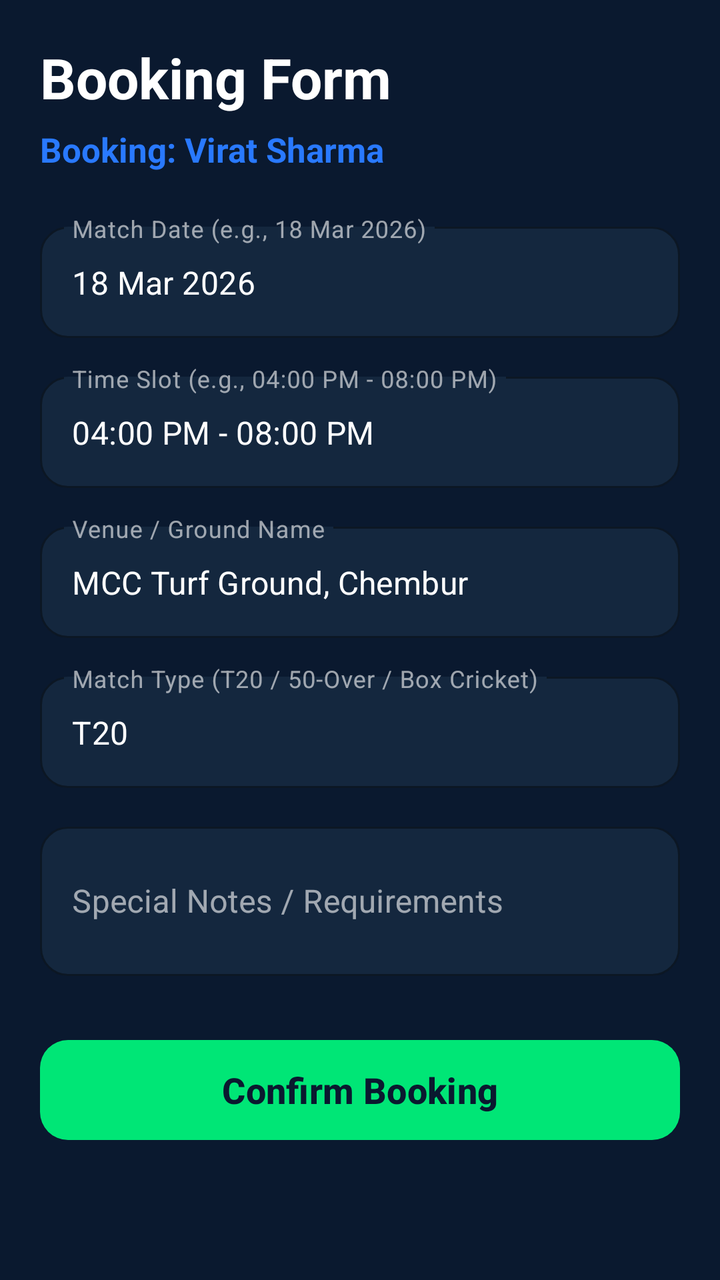
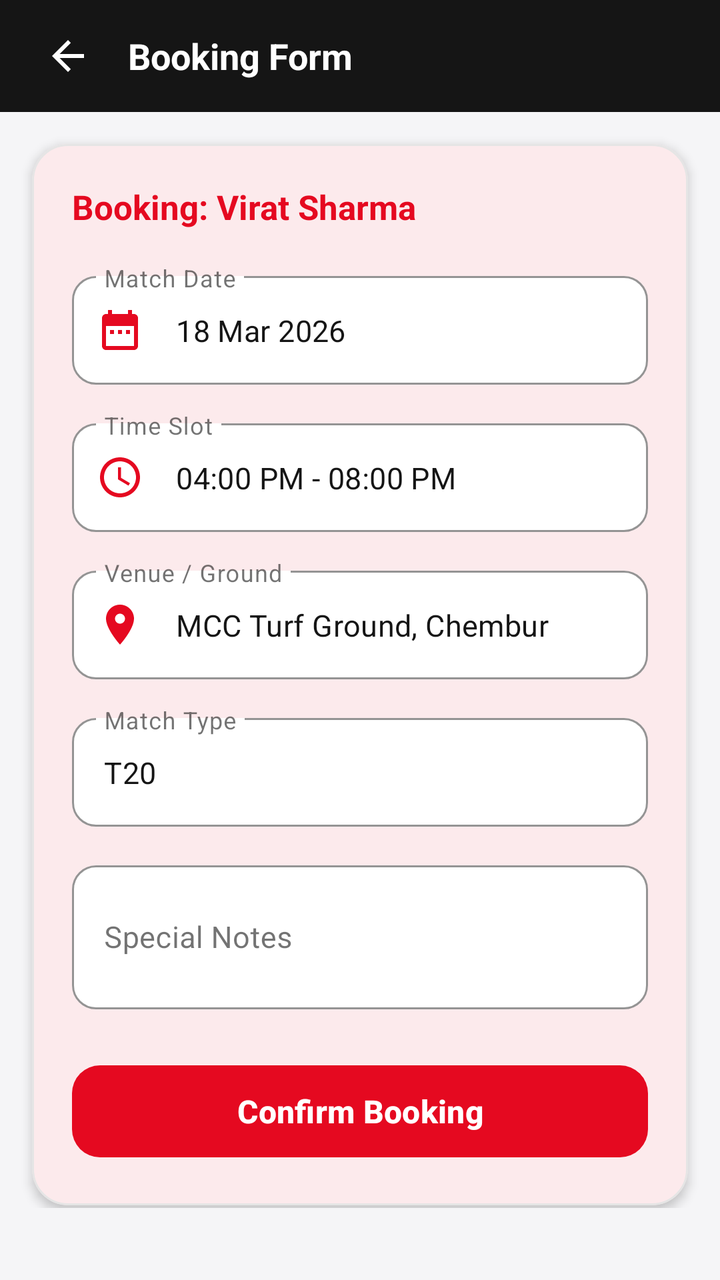

Compare the two renders of this Android layout. The source of the first and the diff that turns it into the second are given below.
<!-- AndroidManifest.xml: application theme Theme.TwelveMan -->
<!-- res/layout/fragment_booking_form.xml -->
<?xml version="1.0" encoding="utf-8"?>
<ScrollView xmlns:android="http://schemas.android.com/apk/res/android"
    xmlns:app="http://schemas.android.com/apk/res-auto"
    android:layout_width="match_parent"
    android:layout_height="match_parent"
    android:background="@color/bg_light"
    android:clipToPadding="false"
    android:fillViewport="true"
    android:paddingBottom="36dp">

    <LinearLayout
        android:layout_width="match_parent"
        android:layout_height="wrap_content"
        android:orientation="vertical"
        android:padding="20dp">

        <TextView
            android:id="@+id/tvFormTitle"
            android:layout_width="wrap_content"
            android:layout_height="wrap_content"
            android:text="Booking Form"
            android:textColor="@color/text_primary"
            android:textSize="28sp"
            android:textStyle="bold" />

        <TextView
            android:id="@+id/tvTargetItemName"
            android:layout_width="wrap_content"
            android:layout_height="wrap_content"
            android:layout_marginTop="6dp"
            android:text="Booking: Virat Sharma"
            android:textColor="@color/accent_blue"
            android:textSize="17sp"
            android:textStyle="bold" />

        <com.google.android.material.textfield.TextInputLayout
            style="@style/Widget.MaterialComponents.TextInputLayout.OutlinedBox"
            android:layout_width="match_parent"
            android:layout_height="wrap_content"
            android:layout_marginTop="22dp"
            android:hint="Match Date (e.g., 18 Mar 2026)"
            app:boxBackgroundColor="@color/surface_white"
            app:boxCornerRadiusBottomEnd="14dp"
            app:boxCornerRadiusBottomStart="14dp"
            app:boxCornerRadiusTopEnd="14dp"
            app:boxCornerRadiusTopStart="14dp"
            app:boxStrokeColor="@color/accent_green"
            app:hintTextColor="@color/accent_green">

            <com.google.android.material.textfield.TextInputEditText
                android:id="@+id/etBookingDate"
                android:layout_width="match_parent"
                android:layout_height="wrap_content"
                android:imeOptions="actionNext"
                android:singleLine="true"
                android:text="18 Mar 2026"
                android:textColor="@color/text_primary"
                android:textSize="16sp" />
        </com.google.android.material.textfield.TextInputLayout>

        <com.google.android.material.textfield.TextInputLayout
            style="@style/Widget.MaterialComponents.TextInputLayout.OutlinedBox"
            android:layout_width="match_parent"
            android:layout_height="wrap_content"
            android:layout_marginTop="14dp"
            android:hint="Time Slot (e.g., 04:00 PM - 08:00 PM)"
            app:boxBackgroundColor="@color/surface_white"
            app:boxCornerRadiusBottomEnd="14dp"
            app:boxCornerRadiusBottomStart="14dp"
            app:boxCornerRadiusTopEnd="14dp"
            app:boxCornerRadiusTopStart="14dp"
            app:boxStrokeColor="@color/accent_green"
            app:hintTextColor="@color/accent_green">

            <com.google.android.material.textfield.TextInputEditText
                android:id="@+id/etTimeSlot"
                android:layout_width="match_parent"
                android:layout_height="wrap_content"
                android:imeOptions="actionNext"
                android:singleLine="true"
                android:text="04:00 PM - 08:00 PM"
                android:textColor="@color/text_primary"
                android:textSize="16sp" />
        </com.google.android.material.textfield.TextInputLayout>

        <com.google.android.material.textfield.TextInputLayout
            style="@style/Widget.MaterialComponents.TextInputLayout.OutlinedBox"
            android:layout_width="match_parent"
            android:layout_height="wrap_content"
            android:layout_marginTop="14dp"
            android:hint="Venue / Ground Name"
            app:boxBackgroundColor="@color/surface_white"
            app:boxCornerRadiusBottomEnd="14dp"
            app:boxCornerRadiusBottomStart="14dp"
            app:boxCornerRadiusTopEnd="14dp"
            app:boxCornerRadiusTopStart="14dp"
            app:boxStrokeColor="@color/accent_green"
            app:hintTextColor="@color/accent_green">

            <com.google.android.material.textfield.TextInputEditText
                android:id="@+id/etVenue"
                android:layout_width="match_parent"
                android:layout_height="wrap_content"
                android:imeOptions="actionNext"
                android:singleLine="true"
                android:text="MCC Turf Ground, Chembur"
                android:textColor="@color/text_primary"
                android:textSize="16sp" />
        </com.google.android.material.textfield.TextInputLayout>

        <com.google.android.material.textfield.TextInputLayout
            style="@style/Widget.MaterialComponents.TextInputLayout.OutlinedBox"
            android:layout_width="match_parent"
            android:layout_height="wrap_content"
            android:layout_marginTop="14dp"
            android:hint="Match Type (T20 / 50-Over / Box Cricket)"
            app:boxBackgroundColor="@color/surface_white"
            app:boxCornerRadiusBottomEnd="14dp"
            app:boxCornerRadiusBottomStart="14dp"
            app:boxCornerRadiusTopEnd="14dp"
            app:boxCornerRadiusTopStart="14dp"
            app:boxStrokeColor="@color/accent_green"
            app:hintTextColor="@color/accent_green">

            <com.google.android.material.textfield.TextInputEditText
                android:id="@+id/etMatchType"
                android:layout_width="match_parent"
                android:layout_height="wrap_content"
                android:imeOptions="actionNext"
                android:singleLine="true"
                android:text="T20"
                android:textColor="@color/text_primary"
                android:textSize="16sp" />
        </com.google.android.material.textfield.TextInputLayout>

        <com.google.android.material.textfield.TextInputLayout
            style="@style/Widget.MaterialComponents.TextInputLayout.OutlinedBox"
            android:layout_width="match_parent"
            android:layout_height="wrap_content"
            android:layout_marginTop="14dp"
            android:hint="Special Notes / Requirements"
            app:boxBackgroundColor="@color/surface_white"
            app:boxCornerRadiusBottomEnd="14dp"
            app:boxCornerRadiusBottomStart="14dp"
            app:boxCornerRadiusTopEnd="14dp"
            app:boxCornerRadiusTopStart="14dp"
            app:boxStrokeColor="@color/accent_green"
            app:hintTextColor="@color/accent_green">

            <com.google.android.material.textfield.TextInputEditText
                android:id="@+id/etNotes"
                android:layout_width="match_parent"
                android:layout_height="wrap_content"
                android:imeOptions="actionDone"
                android:inputType="textMultiLine"
                android:minLines="2"
                android:textColor="@color/text_primary"
                android:textSize="16sp" />
        </com.google.android.material.textfield.TextInputLayout>

        <com.google.android.material.button.MaterialButton
            android:id="@+id/btnSubmitBooking"
            android:layout_width="match_parent"
            android:layout_height="58dp"
            android:layout_marginTop="28dp"
            android:foreground="?attr/selectableItemBackground"
            android:text="Confirm Booking"
            android:textColor="@color/primary_navy"
            android:textSize="18sp"
            android:textStyle="bold"
            app:backgroundTint="@color/accent_green"
            app:cornerRadius="14dp" />
    </LinearLayout>
</ScrollView>
<!-- resources referenced by this layout -->
<resources>
  <color name="accent_blue">#2979FF</color>
  <color name="accent_green">#00E676</color>
  <color name="bg_light">#0A192F</color>
  <color name="primary_navy">#0A192F</color>
  <color name="surface_white">#14273E</color>
  <color name="text_primary">#FFFFFF</color>
  <style name="Theme.TwelveMan" parent="Theme.Material3.DayNight.NoActionBar">
          
          <item name="colorPrimary">@color/accent_green</item>
          <item name="colorPrimaryVariant">@color/primary_variant</item>
          <item name="colorOnPrimary">@color/primary_navy</item>
          <item name="colorSecondary">@color/accent_gold</item>
          <item name="colorOnSecondary">@color/primary_navy</item>
          <item name="colorTertiary">@color/accent_blue</item>
          <item name="colorOnTertiary">@color/text_white</item>
          <item name="colorSurface">@color/surface_white</item>
          <item name="colorOnSurface">@color/text_primary</item>
          <item name="android:statusBarColor">@color/primary_navy</item>
          <item name="android:navigationBarColor">@color/primary_navy</item>
          <item name="android:windowBackground">@color/bg_light</item>
  
          
          <item name="android:textColorPrimary">@color/text_primary</item>
          <item name="android:textColorSecondary">@color/text_secondary</item>
          <item name="android:textColorHint">@color/text_hint</item>
  
          <item name="textAppearanceHeadlineLarge">@style/TextAppearance.TwelveMan.HeadlineLarge</item>
          <item name="textAppearanceHeadlineMedium">@style/TextAppearance.TwelveMan.HeadlineMedium</item>
          <item name="textAppearanceTitleLarge">@style/TextAppearance.TwelveMan.TitleLarge</item>
          <item name="textAppearanceBodyLarge">@style/TextAppearance.TwelveMan.BodyLarge</item>
          <item name="textAppearanceBodyMedium">@style/TextAppearance.TwelveMan.BodyMedium</item>
      </style>
  <color name="primary_variant">#14273E</color>
  <color name="accent_gold">#FFD700</color>
  <color name="text_white">#FFFFFF</color>
  <color name="text_secondary">#E2E8F0</color>
  <color name="text_hint">#A0AEC0</color>
  <dimen name="text_size_hero">34sp</dimen>
  <dimen name="text_size_body">16sp</dimen>
  <!-- unchanged entries left out for length: 8 -->
</resources>

<!-- the commit's change to res/layout/fragment_booking_form.xml (unified diff, before → after) -->
@@ -1,5 +1,5 @@
 <?xml version="1.0" encoding="utf-8"?>
-<ScrollView xmlns:android="http://schemas.android.com/apk/res/android"
+<androidx.core.widget.NestedScrollView xmlns:android="http://schemas.android.com/apk/res/android"
     xmlns:app="http://schemas.android.com/apk/res-auto"
     android:layout_width="match_parent"
     android:layout_height="match_parent"
@@ -11,164 +11,211 @@
     <LinearLayout
         android:layout_width="match_parent"
         android:layout_height="wrap_content"
-        android:orientation="vertical"
-        android:padding="20dp">
-
-        <TextView
-            android:id="@+id/tvFormTitle"
-            android:layout_width="wrap_content"
-            android:layout_height="wrap_content"
-            android:text="Booking Form"
-            android:textColor="@color/text_primary"
-            android:textSize="28sp"
-            android:textStyle="bold" />
-
-        <TextView
-            android:id="@+id/tvTargetItemName"
-            android:layout_width="wrap_content"
-            android:layout_height="wrap_content"
-            android:layout_marginTop="6dp"
-            android:text="Booking: Virat Sharma"
-            android:textColor="@color/accent_blue"
-            android:textSize="17sp"
-            android:textStyle="bold" />
-
-        <com.google.android.material.textfield.TextInputLayout
-            style="@style/Widget.MaterialComponents.TextInputLayout.OutlinedBox"
+        android:orientation="vertical">
+
+        
+        <LinearLayout
+            android:layout_width="match_parent"
+            android:layout_height="56dp"
+            android:background="@color/header_black"
+            android:gravity="center_vertical"
+            android:orientation="horizontal"
+            android:paddingHorizontal="16dp">
+
+            <ImageView
+                android:id="@+id/ivBookingFormBack"
+                android:layout_width="36dp"
+                android:layout_height="36dp"
+                android:background="?attr/selectableItemBackgroundBorderless"
+                android:clickable="true"
+                android:contentDescription="Back"
+                android:focusable="true"
+                android:padding="6dp"
+                android:src="@drawable/ic_arrow_back"
+                app:tint="@color/pure_white" />
+
+            <TextView
+                android:id="@+id/tvFormTitle"
+                android:layout_width="0dp"
+                android:layout_height="wrap_content"
+                android:layout_marginStart="12dp"
+                android:layout_weight="1"
+                android:text="Booking Form"
+                android:textColor="@color/pure_white"
+                android:textSize="18sp"
+                android:textStyle="bold" />
+        </LinearLayout>
+
+        
+        <com.google.android.material.card.MaterialCardView
             android:layout_width="match_parent"
             android:layout_height="wrap_content"
-            android:layout_marginTop="22dp"
-            android:hint="Match Date (e.g., 18 Mar 2026)"
-            app:boxBackgroundColor="@color/surface_white"
-            app:boxCornerRadiusBottomEnd="14dp"
-            app:boxCornerRadiusBottomStart="14dp"
-            app:boxCornerRadiusTopEnd="14dp"
-            app:boxCornerRadiusTopStart="14dp"
-            app:boxStrokeColor="@color/accent_green"
-            app:hintTextColor="@color/accent_green">
-
-            <com.google.android.material.textfield.TextInputEditText
-                android:id="@+id/etBookingDate"
+            android:layout_marginHorizontal="16dp"
+            android:layout_marginTop="16dp"
+            app:cardBackgroundColor="@color/surface_white"
+            app:cardCornerRadius="18dp"
+            app:cardElevation="3dp"
+            app:strokeColor="@color/border_grey"
+            app:strokeWidth="1dp">
+
+            <LinearLayout
                 android:layout_width="match_parent"
                 android:layout_height="wrap_content"
-                android:imeOptions="actionNext"
-                android:singleLine="true"
-                android:text="18 Mar 2026"
-                android:textColor="@color/text_primary"
-                android:textSize="16sp" />
-        </com.google.android.material.textfield.TextInputLayout>
-
-        <com.google.android.material.textfield.TextInputLayout
-            style="@style/Widget.MaterialComponents.TextInputLayout.OutlinedBox"
-            android:layout_width="match_parent"
-            android:layout_height="wrap_content"
-            android:layout_marginTop="14dp"
-            android:hint="Time Slot (e.g., 04:00 PM - 08:00 PM)"
-            app:boxBackgroundColor="@color/surface_white"
-            app:boxCornerRadiusBottomEnd="14dp"
-            app:boxCornerRadiusBottomStart="14dp"
-            app:boxCornerRadiusTopEnd="14dp"
-            app:boxCornerRadiusTopStart="14dp"
-            app:boxStrokeColor="@color/accent_green"
-            app:hintTextColor="@color/accent_green">
-
-            <com.google.android.material.textfield.TextInputEditText
-                android:id="@+id/etTimeSlot"
-                android:layout_width="match_parent"
-                android:layout_height="wrap_content"
-                android:imeOptions="actionNext"
-                android:singleLine="true"
-                android:text="04:00 PM - 08:00 PM"
-                android:textColor="@color/text_primary"
-                android:textSize="16sp" />
-        </com.google.android.material.textfield.TextInputLayout>
-
-        <com.google.android.material.textfield.TextInputLayout
-            style="@style/Widget.MaterialComponents.TextInputLayout.OutlinedBox"
-            android:layout_width="match_parent"
-            android:layout_height="wrap_content"
-            android:layout_marginTop="14dp"
-            android:hint="Venue / Ground Name"
-            app:boxBackgroundColor="@color/surface_white"
-            app:boxCornerRadiusBottomEnd="14dp"
-            app:boxCornerRadiusBottomStart="14dp"
-            app:boxCornerRadiusTopEnd="14dp"
-            app:boxCornerRadiusTopStart="14dp"
-            app:boxStrokeColor="@color/accent_green"
-            app:hintTextColor="@color/accent_green">
-
-            <com.google.android.material.textfield.TextInputEditText
-                android:id="@+id/etVenue"
-                android:layout_width="match_parent"
-                android:layout_height="wrap_content"
-                android:imeOptions="actionNext"
-                android:singleLine="true"
-                android:text="MCC Turf Ground, Chembur"
-                android:textColor="@color/text_primary"
-                android:textSize="16sp" />
-        </com.google.android.material.textfield.TextInputLayout>
-
-        <com.google.android.material.textfield.TextInputLayout
-            style="@style/Widget.MaterialComponents.TextInputLayout.OutlinedBox"
-            android:layout_width="match_parent"
-            android:layout_height="wrap_content"
-            android:layout_marginTop="14dp"
-            android:hint="Match Type (T20 / 50-Over / Box Cricket)"
-            app:boxBackgroundColor="@color/surface_white"
-            app:boxCornerRadiusBottomEnd="14dp"
-            app:boxCornerRadiusBottomStart="14dp"
-            app:boxCornerRadiusTopEnd="14dp"
-            app:boxCornerRadiusTopStart="14dp"
-            app:boxStrokeColor="@color/accent_green"
-            app:hintTextColor="@color/accent_green">
-
-            <com.google.android.material.textfield.TextInputEditText
-                android:id="@+id/etMatchType"
-                android:layout_width="match_parent"
-                android:layout_height="wrap_content"
-                android:imeOptions="actionNext"
-                android:singleLine="true"
-                android:text="T20"
-                android:textColor="@color/text_primary"
-                android:textSize="16sp" />
-        </com.google.android.material.textfield.TextInputLayout>
-
-        <com.google.android.material.textfield.TextInputLayout
-            style="@style/Widget.MaterialComponents.TextInputLayout.OutlinedBox"
-            android:layout_width="match_parent"
-            android:layout_height="wrap_content"
-            android:layout_marginTop="14dp"
-            android:hint="Special Notes / Requirements"
-            app:boxBackgroundColor="@color/surface_white"
-            app:boxCornerRadiusBottomEnd="14dp"
-            app:boxCornerRadiusBottomStart="14dp"
-            app:boxCornerRadiusTopEnd="14dp"
-            app:boxCornerRadiusTopStart="14dp"
-            app:boxStrokeColor="@color/accent_green"
-            app:hintTextColor="@color/accent_green">
-
-            <com.google.android.material.textfield.TextInputEditText
-                android:id="@+id/etNotes"
-                android:layout_width="match_parent"
-                android:layout_height="wrap_content"
-                android:imeOptions="actionDone"
-                android:inputType="textMultiLine"
-                android:minLines="2"
-                android:textColor="@color/text_primary"
-                android:textSize="16sp" />
-        </com.google.android.material.textfield.TextInputLayout>
-
-        <com.google.android.material.button.MaterialButton
-            android:id="@+id/btnSubmitBooking"
-            android:layout_width="match_parent"
-            android:layout_height="58dp"
-            android:layout_marginTop="28dp"
-            android:foreground="?attr/selectableItemBackground"
-            android:text="Confirm Booking"
-            android:textColor="@color/primary_navy"
-            android:textSize="18sp"
-            android:textStyle="bold"
-            app:backgroundTint="@color/accent_green"
-            app:cornerRadius="14dp" />
+                android:orientation="vertical"
+                android:padding="20dp">
+
+                <TextView
+                    android:id="@+id/tvTargetItemName"
+                    android:layout_width="wrap_content"
+                    android:layout_height="wrap_content"
+                    android:text="Booking: Virat Sharma"
+                    android:textColor="@color/primary_red"
+                    android:textSize="17sp"
+                    android:textStyle="bold" />
+
+                <com.google.android.material.textfield.TextInputLayout
+                    style="@style/Widget.MaterialComponents.TextInputLayout.OutlinedBox"
+                    android:layout_width="match_parent"
+                    android:layout_height="wrap_content"
+                    android:layout_marginTop="18dp"
+                    android:hint="Match Date"
+                    app:boxBackgroundColor="@color/surface_white"
+                    app:boxCornerRadiusBottomEnd="12dp"
+                    app:boxCornerRadiusBottomStart="12dp"
+                    app:boxCornerRadiusTopEnd="12dp"
+                    app:boxCornerRadiusTopStart="12dp"
+                    app:boxStrokeColor="@color/primary_red"
+                    app:hintTextColor="@color/primary_red"
+                    app:startIconDrawable="@drawable/ic_calendar"
+                    app:startIconTint="@color/primary_red">
+
+                    <com.google.android.material.textfield.TextInputEditText
+                        android:id="@+id/etBookingDate"
+                        android:layout_width="match_parent"
+                        android:layout_height="wrap_content"
+                        android:imeOptions="actionNext"
+                        android:singleLine="true"
+                        android:text="18 Mar 2026"
+                        android:textColor="@color/header_black"
+                        android:textSize="15sp" />
+                </com.google.android.material.textfield.TextInputLayout>
+
+                <com.google.android.material.textfield.TextInputLayout
+                    style="@style/Widget.MaterialComponents.TextInputLayout.OutlinedBox"
+                    android:layout_width="match_parent"
+                    android:layout_height="wrap_content"
+                    android:layout_marginTop="14dp"
+                    android:hint="Time Slot"
+                    app:boxBackgroundColor="@color/surface_white"
+                    app:boxCornerRadiusBottomEnd="12dp"
+                    app:boxCornerRadiusBottomStart="12dp"
+                    app:boxCornerRadiusTopEnd="12dp"
+                    app:boxCornerRadiusTopStart="12dp"
+                    app:boxStrokeColor="@color/primary_red"
+                    app:hintTextColor="@color/primary_red"
+                    app:startIconDrawable="@drawable/ic_time"
+                    app:startIconTint="@color/primary_red">
+
+                    <com.google.android.material.textfield.TextInputEditText
+                        android:id="@+id/etTimeSlot"
+                        android:layout_width="match_parent"
+                        android:layout_height="wrap_content"
+                        android:imeOptions="actionNext"
+                        android:singleLine="true"
+                        android:text="04:00 PM - 08:00 PM"
+                        android:textColor="@color/header_black"
+                        android:textSize="15sp" />
+                </com.google.android.material.textfield.TextInputLayout>
+
+                <com.google.android.material.textfield.TextInputLayout
+                    style="@style/Widget.MaterialComponents.TextInputLayout.OutlinedBox"
+                    android:layout_width="match_parent"
+                    android:layout_height="wrap_content"
+                    android:layout_marginTop="14dp"
+                    android:hint="Venue / Ground"
+                    app:boxBackgroundColor="@color/surface_white"
+                    app:boxCornerRadiusBottomEnd="12dp"
+                    app:boxCornerRadiusBottomStart="12dp"
+                    app:boxCornerRadiusTopEnd="12dp"
+                    app:boxCornerRadiusTopStart="12dp"
+                    app:boxStrokeColor="@color/primary_red"
+                    app:hintTextColor="@color/primary_red"
+                    app:startIconDrawable="@drawable/ic_location"
+                    app:startIconTint="@color/primary_red">
+
+                    <com.google.android.material.textfield.TextInputEditText
+                        android:id="@+id/etVenue"
+                        android:layout_width="match_parent"
+                        android:layout_height="wrap_content"
+                        android:imeOptions="actionNext"
+                        android:singleLine="true"
+                        android:text="MCC Turf Ground, Chembur"
+                        android:textColor="@color/header_black"
+                        android:textSize="15sp" />
+                </com.google.android.material.textfield.TextInputLayout>
+
+                <com.google.android.material.textfield.TextInputLayout
+                    style="@style/Widget.MaterialComponents.TextInputLayout.OutlinedBox"
+                    android:layout_width="match_parent"
+                    android:layout_height="wrap_content"
+                    android:layout_marginTop="14dp"
+                    android:hint="Match Type"
+                    app:boxBackgroundColor="@color/surface_white"
+                    app:boxCornerRadiusBottomEnd="12dp"
+                    app:boxCornerRadiusBottomStart="12dp"
+                    app:boxCornerRadiusTopEnd="12dp"
+                    app:boxCornerRadiusTopStart="12dp"
+                    app:boxStrokeColor="@color/primary_red"
+                    app:hintTextColor="@color/primary_red">
+
+                    <com.google.android.material.textfield.TextInputEditText
+                        android:id="@+id/etMatchType"
+                        android:layout_width="match_parent"
+                        android:layout_height="wrap_content"
+                        android:imeOptions="actionNext"
+                        android:singleLine="true"
+                        android:text="T20"
+                        android:textColor="@color/header_black"
+                        android:textSize="15sp" />
+                </com.google.android.material.textfield.TextInputLayout>
+
+                <com.google.android.material.textfield.TextInputLayout
+                    style="@style/Widget.MaterialComponents.TextInputLayout.OutlinedBox"
+                    android:layout_width="match_parent"
+                    android:layout_height="wrap_content"
+                    android:layout_marginTop="14dp"
+                    android:hint="Special Notes"
+                    app:boxBackgroundColor="@color/surface_white"
+                    app:boxCornerRadiusBottomEnd="12dp"
+                    app:boxCornerRadiusBottomStart="12dp"
+                    app:boxCornerRadiusTopEnd="12dp"
+                    app:boxCornerRadiusTopStart="12dp"
+                    app:boxStrokeColor="@color/primary_red"
+                    app:hintTextColor="@color/primary_red">
+
+                    <com.google.android.material.textfield.TextInputEditText
+                        android:id="@+id/etNotes"
+                        android:layout_width="match_parent"
+                        android:layout_height="wrap_content"
+                        android:imeOptions="actionDone"
+                        android:inputType="textMultiLine"
+                        android:minLines="2"
+                        android:textColor="@color/header_black"
+                        android:textSize="15sp" />
+                </com.google.android.material.textfield.TextInputLayout>
+
+                <com.google.android.material.button.MaterialButton
+                    android:id="@+id/btnSubmitBooking"
+                    android:layout_width="match_parent"
+                    android:layout_height="54dp"
+                    android:layout_marginTop="24dp"
+                    android:text="Confirm Booking"
+                    android:textColor="@color/pure_white"
+                    android:textSize="16sp"
+                    android:textStyle="bold"
+                    app:backgroundTint="@color/primary_red"
+                    app:cornerRadius="14dp" />
+            </LinearLayout>
+        </com.google.android.material.card.MaterialCardView>
     </LinearLayout>
-</ScrollView>
+</androidx.core.widget.NestedScrollView>
<!-- resource entries referenced after the edit -->
@@ -1,24 +1,65 @@
 <!-- resources referenced by this layout -->
 <resources>
-  <color name="accent_blue">#2979FF</color>
-  <color name="accent_green">#00E676</color>
-  <color name="bg_light">#0A192F</color>
-  <color name="primary_navy">#0A192F</color>
-  <color name="surface_white">#14273E</color>
-  <color name="text_primary">#FFFFFF</color>
-  <style name="Theme.TwelveMan" parent="Theme.Material3.DayNight.NoActionBar">
+  <color name="bg_light">#F5F5F7</color>
+  <color name="border_grey">#E5E5E5</color>
+  <color name="header_black">#151515</color>
+  <color name="primary_red">#E50920</color>
+  <color name="pure_white">#FFFFFF</color>
+  <color name="surface_white">#FFFFFF</color>
+  <!-- drawable ic_arrow_back (drawable) -->
+  <vector xmlns:android="http://schemas.android.com/apk/res/android"
+      android:width="24dp"
+      android:height="24dp"
+      android:viewportWidth="24"
+      android:viewportHeight="24">
+    <path
+        android:fillColor="#FF000000"
+        android:pathData="M20,11H7.83l5.59,-5.59L12,4l-8,8 8,8 1.41,-1.41L7.83,13H20v-2z"/>
+  </vector>
+  <!-- drawable ic_calendar (drawable) -->
+  <vector xmlns:android="http://schemas.android.com/apk/res/android"
+      android:width="24dp"
+      android:height="24dp"
+      android:viewportWidth="24"
+      android:viewportHeight="24">
+    <path
+        android:fillColor="#FF000000"
+        android:pathData="M19,4h-1V2h-2v2H8V2H6v2H5c-1.11,0 -1.99,0.9 -1.99,2L3,20c0,1.1 0.89,2 2,2h14c1.1,0 2,-0.9 2,-2V6c0,-1.1 -0.9,-2 -2,-2zm0,16H5V10h14v10zM9,12H7v2h2v-2zm4,0h-2v2h2v-2zm4,0h-2v2h2v-2z"/>
+  </vector>
+  <!-- drawable ic_location (drawable) -->
+  <vector xmlns:android="http://schemas.android.com/apk/res/android"
+      android:width="24dp"
+      android:height="24dp"
+      android:viewportWidth="24"
+      android:viewportHeight="24">
+    <path
+        android:fillColor="#FF000000"
+        android:pathData="M12,2C8.13,2 5,5.13 5,9c0,5.25 7,13 7,13s7,-7.75 7,-13c0,-3.87 -3.13,-7 -7,-7zm0,9.5c-1.38,0 -2.5,-1.12 -2.5,-2.5s1.12,-2.5 2.5,-2.5 2.5,1.12 2.5,2.5 -1.12,2.5 -2.5,2.5z"/>
+  </vector>
+  <!-- drawable ic_time (drawable) -->
+  <vector xmlns:android="http://schemas.android.com/apk/res/android"
+      android:width="24dp"
+      android:height="24dp"
+      android:viewportWidth="24"
+      android:viewportHeight="24">
+    <path
+        android:fillColor="#FF000000"
+        android:pathData="M11.99,2C6.47,2 2,6.48 2,12s4.47,10 9.99,10C17.52,22 22,17.52 22,12S17.52,2 11.99,2zM12,20c-4.42,0 -8,-3.58 -8,-8s3.58,-8 8,-8 8,3.58 8,8 -3.58,8 -8,8zm.5,-13H11v6l5.25,3.15.75-1.23-4.5-2.67z"/>
+  </vector>
+  <color name="text_primary">#151515</color>
+  <style name="Theme.TwelveMan" parent="Theme.Material3.Light.NoActionBar">
           
-          <item name="colorPrimary">@color/accent_green</item>
-          <item name="colorPrimaryVariant">@color/primary_variant</item>
-          <item name="colorOnPrimary">@color/primary_navy</item>
-          <item name="colorSecondary">@color/accent_gold</item>
-          <item name="colorOnSecondary">@color/primary_navy</item>
-          <item name="colorTertiary">@color/accent_blue</item>
-          <item name="colorOnTertiary">@color/text_white</item>
+          <item name="colorPrimary">@color/primary_red</item>
+          <item name="colorPrimaryVariant">@color/primary_dark_red</item>
+          <item name="colorOnPrimary">@color/pure_white</item>
+          <item name="colorSecondary">@color/header_black</item>
+          <item name="colorOnSecondary">@color/pure_white</item>
+          <item name="colorTertiary">@color/primary_red</item>
+          <item name="colorOnTertiary">@color/pure_white</item>
           <item name="colorSurface">@color/surface_white</item>
           <item name="colorOnSurface">@color/text_primary</item>
-          <item name="android:statusBarColor">@color/primary_navy</item>
-          <item name="android:navigationBarColor">@color/primary_navy</item>
+          <item name="android:statusBarColor">@color/header_black</item>
+          <item name="android:navigationBarColor">@color/pure_white</item>
           <item name="android:windowBackground">@color/bg_light</item>
   
           
@@ -32,11 +73,9 @@
           <item name="textAppearanceBodyLarge">@style/TextAppearance.TwelveMan.BodyLarge</item>
           <item name="textAppearanceBodyMedium">@style/TextAppearance.TwelveMan.BodyMedium</item>
       </style>
-  <color name="primary_variant">#14273E</color>
-  <color name="accent_gold">#FFD700</color>
-  <color name="text_white">#FFFFFF</color>
-  <color name="text_secondary">#E2E8F0</color>
-  <color name="text_hint">#A0AEC0</color>
+  <color name="primary_dark_red">#B90016</color>
+  <color name="text_secondary">#616161</color>
+  <color name="text_hint">#9E9E9E</color>
   <dimen name="text_size_hero">34sp</dimen>
   <dimen name="text_size_body">16sp</dimen>
   <!-- unchanged entries left out for length: 8 -->
